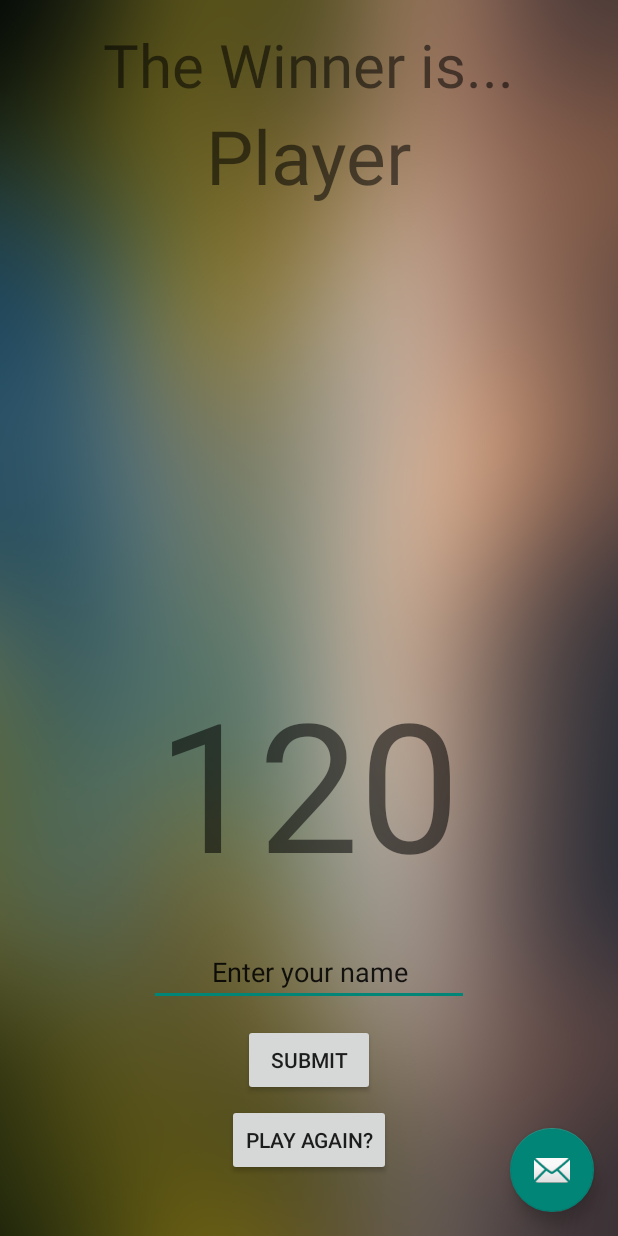
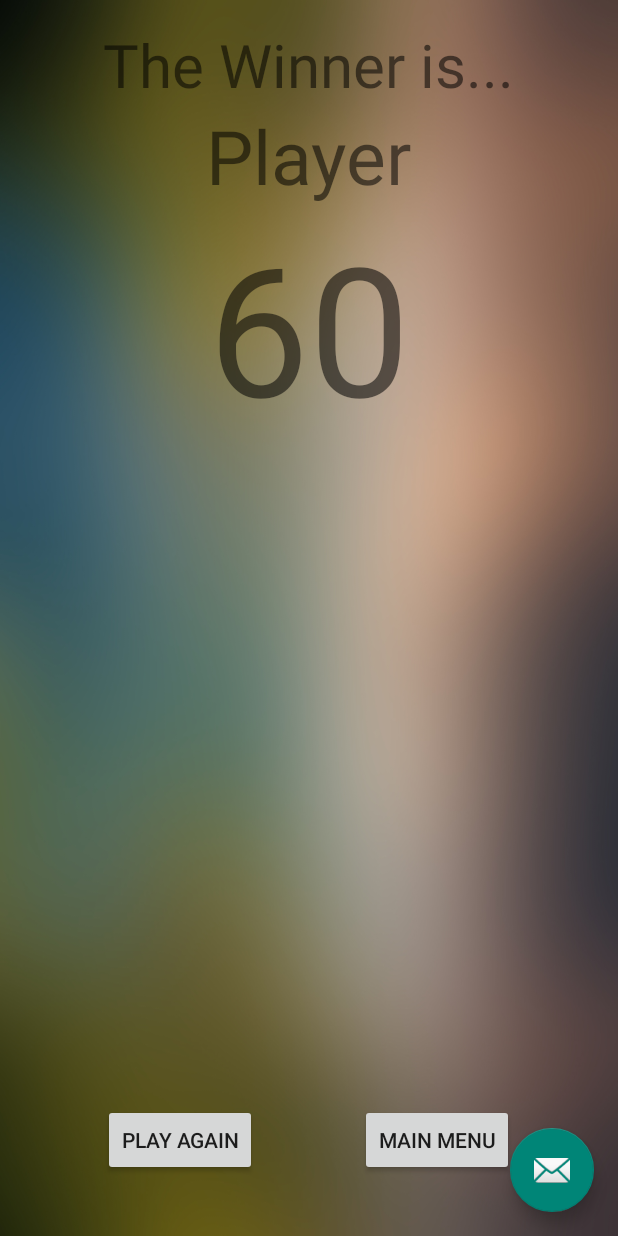
Before and after one commit to sndo9/androidnim, an Android app: the WinScreen screen opened directly, with no data from a screen before it, on a phone screen of 412 x 824 dp. Run offline under Robolectric (Android 15) with nearby library versions, the phone set to English and light mode, and no system bars.

Commit message:
Fixed Winscreen background

```diff
--- a/nim/app/src/main/res/layout/content_win_screen.xml
+++ b/nim/app/src/main/res/layout/content_win_screen.xml
@@ -12,21 +12,11 @@
     app:layout_behavior="@string/appbar_scrolling_view_behavior"
     tools:context="com.sndo9.robert.nim.WinScreen"
     tools:showIn="@layout/activity_win_screen"
-    android:background="@drawable/winscreen">
+    android:background="@drawable/winscreenfixed">
 
     <RelativeLayout
         android:layout_width="match_parent"
         android:layout_height="match_parent">
-
-        <Button
-            android:layout_width="wrap_content"
-            android:layout_height="wrap_content"
-            android:text="Play Again?"
-            android:layout_marginBottom="24dp"
-            android:layout_alignParentBottom="true"
-            android:layout_centerHorizontal="true"
-            android:id="@+id/buttonPlayAgain"
-            android:visibility="visible"/>
 
         <EditText
             android:layout_width="wrap_content"
@@ -38,7 +28,7 @@
             android:layout_centerHorizontal="true"
             android:layout_marginBottom="137dp"
             android:id="@+id/enterName"
-            android:visibility="visible"
+            android:visibility="invisible"
             android:textAlignment="center" />
 
         <Button
@@ -49,7 +39,7 @@
             android:layout_centerHorizontal="true"
             android:layout_marginBottom="77dp"
             android:id="@+id/buttonSubmitName"
-            android:visibility="visible"/>
+            android:visibility="gone"/>
 
         <TextView
             android:text="The Winner is..."
@@ -69,14 +59,35 @@
             android:layout_centerHorizontal="true" />
 
         <TextView
-            android:text="120"
+            android:text="60"
             android:layout_width="wrap_content"
             android:layout_height="wrap_content"
             android:id="@+id/textViewScore"
             android:textSize="120sp"
-            android:layout_above="@+id/enterName"
+            android:layout_below="@+id/winnerText"
             android:layout_centerHorizontal="true"
             android:layout_marginBottom="24dp" />
+
+        <Button
+            android:text="Main Menu"
+            android:layout_width="wrap_content"
+            android:layout_height="wrap_content"
+            android:id="@+id/buttonMainMenu"
+            android:layout_alignBaseline="@+id/buttonPlayAgain"
+            android:layout_alignBottom="@+id/buttonPlayAgain"
+            android:layout_alignRight="@+id/TextView"
+            android:layout_alignEnd="@+id/TextView" />
+
+        <Button
+            android:layout_width="wrap_content"
+            android:layout_height="wrap_content"
+            android:text="Play Again"
+            android:layout_marginBottom="24dp"
+            android:id="@+id/buttonPlayAgain"
+            android:visibility="visible"
+            android:layout_alignParentBottom="true"
+            android:layout_alignLeft="@+id/TextView"
+            android:layout_alignStart="@+id/TextView" />
     </RelativeLayout>
 
 </RelativeLayout>
```
Also changed, not shown: nim/app/src/main/res/drawable/winscreen.png (added), nim/app/src/main/res/drawable/winscreenfixed.png (added), nim/app/src/main/res/winscreen.jpg (renamed from nim/app/src/main/res/drawable/winscreen.jpg).
